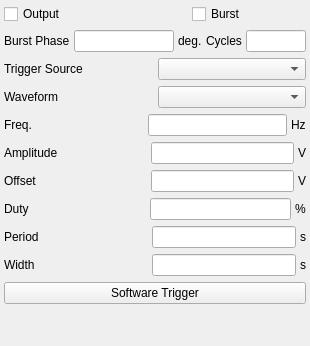
Before: the Qt Designer form modules/arbfunc/arbfuncform.ui in northriv/KAME, drawn with Qt 5.
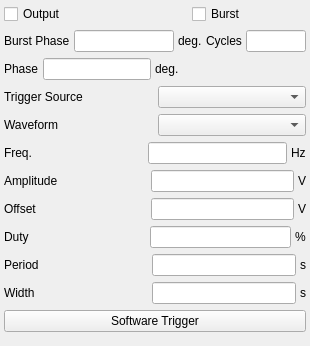
After: the same form once the commit is applied.

Commit message: arbfunc: give continuous output its own Phase node

The edit to the form file:
```diff
--- a/modules/arbfunc/arbfuncform.ui
+++ b/modules/arbfunc/arbfuncform.ui
@@ -156,6 +156,83 @@
      </layout>
     </item>
     <item row="2" column="0" colspan="2">
+     <layout class="QHBoxLayout" name="_15_phase">
+      <property name="spacing">
+       <number>4</number>
+      </property>
+      <item>
+       <widget class="QLabel" name="textLabelPhase">
+        <property name="sizePolicy">
+         <sizepolicy hsizetype="Preferred" vsizetype="Fixed">
+          <horstretch>0</horstretch>
+          <verstretch>0</verstretch>
+         </sizepolicy>
+        </property>
+        <property name="toolTip">
+         <string>Phase of the continuous waveform (SCPI PHAS). Needs a shared 10 MHz timebase.</string>
+        </property>
+        <property name="text">
+         <string>Phase</string>
+        </property>
+        <property name="wordWrap">
+         <bool>false</bool>
+        </property>
+       </widget>
+      </item>
+      <item>
+       <widget class="QLineEdit" name="m_edPhase">
+        <property name="sizePolicy">
+         <sizepolicy hsizetype="Preferred" vsizetype="Fixed">
+          <horstretch>0</horstretch>
+          <verstretch>0</verstretch>
+         </sizepolicy>
+        </property>
+        <property name="minimumSize">
+         <size>
+          <width>100</width>
+          <height>0</height>
+         </size>
+        </property>
+        <property name="maximumSize">
+         <size>
+          <width>200</width>
+          <height>32767</height>
+         </size>
+        </property>
+       </widget>
+      </item>
+      <item>
+       <widget class="QLabel" name="textLabelPhaseUnit">
+        <property name="sizePolicy">
+         <sizepolicy hsizetype="Fixed" vsizetype="Fixed">
+          <horstretch>0</horstretch>
+          <verstretch>0</verstretch>
+         </sizepolicy>
+        </property>
+        <property name="text">
+         <string>deg.</string>
+        </property>
+        <property name="wordWrap">
+         <bool>false</bool>
+        </property>
+       </widget>
+      </item>
+      <item>
+       <spacer name="horizontalSpacerPhase">
+        <property name="orientation">
+         <enum>Qt::Horizontal</enum>
+        </property>
+        <property name="sizeHint" stdset="0">
+         <size>
+          <width>40</width>
+          <height>20</height>
+         </size>
+        </property>
+       </spacer>
+      </item>
+     </layout>
+    </item>
+    <item row="3" column="0" colspan="2">
      <layout class="QHBoxLayout" name="horizontalLayout_2">
       <item>
        <widget class="QLabel" name="textLabel13_7">
@@ -178,7 +255,7 @@
       </item>
      </layout>
     </item>
-    <item row="3" column="0" colspan="2">
+    <item row="4" column="0" colspan="2">
      <layout class="QHBoxLayout" name="horizontalLayout">
       <item>
        <widget class="QLabel" name="textLabel13_3">
@@ -201,7 +278,7 @@
       </item>
      </layout>
     </item>
-    <item row="4" column="0" colspan="2">
+    <item row="5" column="0" colspan="2">
      <layout class="QHBoxLayout" name="_8">
       <property name="spacing">
        <number>4</number>
@@ -262,7 +339,7 @@
       </item>
      </layout>
     </item>
-    <item row="5" column="0" colspan="2">
+    <item row="6" column="0" colspan="2">
      <layout class="QHBoxLayout" name="_9">
       <property name="spacing">
        <number>4</number>
@@ -323,7 +400,7 @@
       </item>
      </layout>
     </item>
-    <item row="6" column="0" colspan="2">
+    <item row="7" column="0" colspan="2">
      <layout class="QHBoxLayout" name="_10">
       <property name="spacing">
        <number>4</number>
@@ -384,7 +461,7 @@
       </item>
      </layout>
     </item>
-    <item row="7" column="0" colspan="2">
+    <item row="8" column="0" colspan="2">
      <layout class="QHBoxLayout" name="_11">
       <property name="spacing">
        <number>4</number>
@@ -445,7 +522,7 @@
       </item>
      </layout>
     </item>
-    <item row="8" column="0" colspan="2">
+    <item row="9" column="0" colspan="2">
      <layout class="QHBoxLayout" name="_13">
       <property name="spacing">
        <number>4</number>
@@ -509,7 +586,7 @@
       </item>
      </layout>
     </item>
-    <item row="9" column="0" colspan="2">
+    <item row="10" column="0" colspan="2">
      <layout class="QHBoxLayout" name="_14">
       <property name="spacing">
        <number>4</number>
@@ -573,7 +650,7 @@
       </item>
      </layout>
     </item>
-    <item row="10" column="0" colspan="2">
+    <item row="11" column="0" colspan="2">
      <widget class="QPushButton" name="m_btnSoftTrig">
       <property name="toolTip">
        <string>Send a software (bus) trigger (*TRG). Effective when Trigger Source = BUS.</string>
@@ -583,7 +660,7 @@
       </property>
      </widget>
     </item>
-    <item row="11" column="0">
+    <item row="12" column="0">
      <spacer name="verticalSpacer">
       <property name="orientation">
        <enum>Qt::Vertical</enum>
```
Left out of the diff: 1 changed line with no effect on the pictures. The commit also changes 3 other files.
